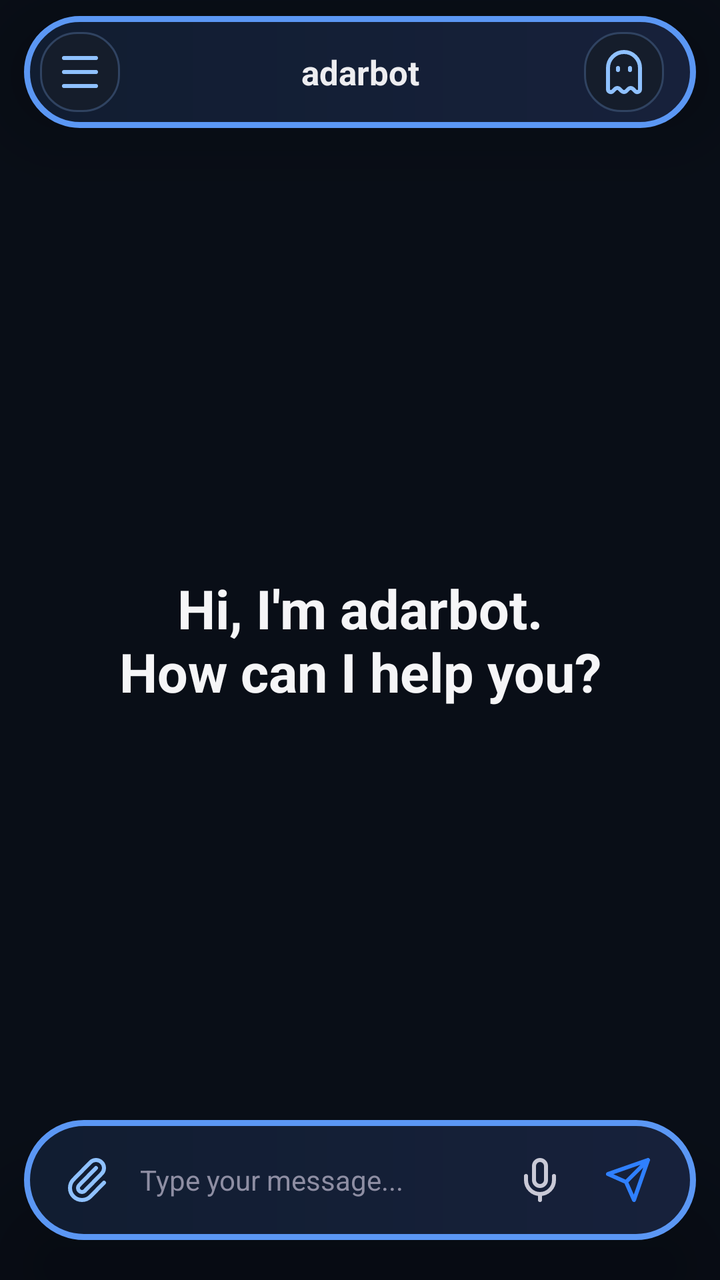
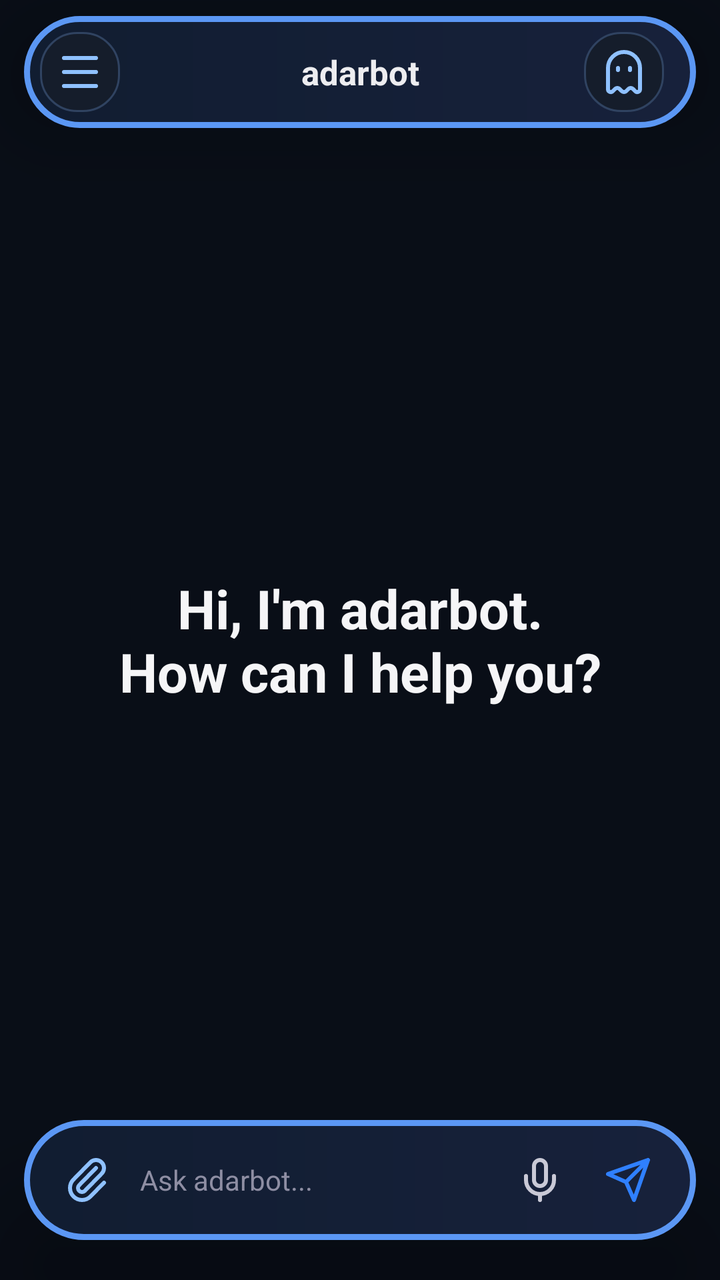

Before-and-after screenshots of an Android layout around one commit, followed by the original layout XML and the change that was made.
<!-- AndroidManifest.xml: activity theme Theme.NemotronVoiceIME -->
<!-- res/layout/activity_chat.xml -->
<?xml version="1.0" encoding="utf-8"?>
<FrameLayout xmlns:android="http://schemas.android.com/apk/res/android"
    android:layout_width="match_parent"
    android:layout_height="match_parent"
    android:background="#090E17">

    <LinearLayout
        android:layout_width="match_parent"
        android:layout_height="match_parent"
        android:orientation="vertical">

    <FrameLayout
        android:layout_width="match_parent"
        android:layout_height="0dp"
        android:layout_weight="1">
        <androidx.recyclerview.widget.RecyclerView
            android:id="@+id/recyclerMessages"
            android:layout_width="match_parent"
            android:layout_height="match_parent"
            android:scrollbars="none"
            android:clipToPadding="false"
            android:paddingTop="92dp"
            android:paddingBottom="112dp" />
        <TextView
            android:id="@+id/welcomeView"
            android:layout_width="match_parent"
            android:layout_height="wrap_content"
            android:layout_gravity="center"
            android:gravity="center"
            android:text="Hi, I'm adarbot.\nHow can I help you?"
            android:textColor="#F5F5F7"
            android:textSize="27sp"
            android:textStyle="bold" />
    </FrameLayout>

    </LinearLayout>

    
    <LinearLayout
        android:layout_width="match_parent"
        android:layout_height="56dp"
        android:layout_gravity="top|center_horizontal"
        android:layout_marginLeft="12dp"
        android:layout_marginTop="8dp"
        android:layout_marginRight="12dp"
        android:background="@drawable/bg_float_bar"
        android:elevation="24dp"
        android:gravity="center_vertical"
        android:orientation="horizontal"
        android:paddingLeft="8dp"
        android:paddingRight="8dp">
        <LinearLayout
            android:layout_width="48dp"
            android:layout_height="40dp"
            android:gravity="center_vertical">
            <ImageButton
                android:id="@+id/btnMenuChat"
                android:layout_width="40dp"
                android:layout_height="40dp"
                android:background="@drawable/bg_chip"
                android:contentDescription="Open chat menu"
                android:padding="8dp"
                android:src="@drawable/ic_menu"
                android:tint="#8FC1FF" />
            <ImageButton
                android:id="@+id/btnBack"
                android:layout_width="40dp"
                android:layout_height="40dp"
                android:background="?attr/selectableItemBackgroundBorderless"
                android:contentDescription="Back"
                android:padding="8dp"
                android:src="@drawable/ic_back"
                android:tint="#EDEDF0"
                android:visibility="gone" />
        </LinearLayout>
        <TextView
            android:id="@+id/convTitle"
            android:layout_width="0dp"
            android:layout_height="match_parent"
            android:layout_weight="1"
            android:ellipsize="end"
            android:gravity="center"
            android:maxLines="1"
            android:text="adarbot"
            android:textColor="#EDEDF0"
            android:textSize="17sp"
            android:textStyle="bold" />
        <LinearLayout
            android:layout_width="48dp"
            android:layout_height="40dp"
            android:gravity="center_vertical">
            <ImageButton
                android:id="@+id/btnIncognitoHome"
                android:layout_width="40dp"
                android:layout_height="40dp"
                android:background="@drawable/bg_chip"
                android:contentDescription="New incognito chat"
                android:padding="9dp"
                android:src="@drawable/ic_ghost"
                android:tint="#8FC1FF" />
            <ImageButton
                android:id="@+id/btnDelete"
                android:layout_width="40dp"
                android:layout_height="40dp"
                android:background="@drawable/bg_chip"
                android:contentDescription="Delete conversation"
                android:padding="10dp"
                android:src="@drawable/ic_trash"
                android:tint="#8FC1FF"
                android:visibility="gone" />
        </LinearLayout>
    </LinearLayout>

    <LinearLayout
        android:id="@+id/chatAttachmentPreview"
        android:layout_width="wrap_content"
        android:layout_height="wrap_content"
        android:layout_gravity="bottom|start"
        android:layout_marginLeft="22dp"
        android:layout_marginBottom="82dp"
        android:orientation="horizontal"
        android:gravity="center_vertical"
        android:padding="6dp"
        android:background="@drawable/bg_assist_preview"
        android:clipToOutline="true"
        android:elevation="24dp"
        android:visibility="gone">
        <ImageView
            android:id="@+id/chatAttachmentImage"
            android:layout_width="72dp"
            android:layout_height="48dp"
            android:background="@drawable/bg_assist_preview"
            android:clipToOutline="true"
            android:contentDescription="Attachment preview"
            android:outlineProvider="background"
            android:scaleType="centerCrop"
            android:visibility="gone" />
        <ImageView
            android:id="@+id/chatFileIcon"
            android:layout_width="32dp"
            android:layout_height="32dp"
            android:layout_marginLeft="6dp"
            android:contentDescription="File icon"
            android:src="@drawable/ic_file"
            android:tint="#8FC1FF"
            android:visibility="gone" />
        <TextView
            android:id="@+id/chatFileName"
            android:layout_width="wrap_content"
            android:layout_height="wrap_content"
            android:layout_marginLeft="8dp"
            android:layout_marginRight="8dp"
            android:ellipsize="end"
            android:maxLines="1"
            android:maxWidth="140dp"
            android:textColor="#EDEDF0"
            android:textSize="13sp"
            android:visibility="gone" />
        <ImageButton
            android:id="@+id/chatAttachmentRemove"
            android:layout_width="28dp"
            android:layout_height="28dp"
            android:background="@drawable/bg_assist_icon"
            android:contentDescription="Remove attachment"
            android:padding="6dp"
            android:src="@drawable/ic_close"
            android:tint="#FFFFFF" />
    </LinearLayout>

    
    <LinearLayout
        android:id="@+id/chatComposer"
        android:layout_width="match_parent"
        android:layout_height="wrap_content"
        android:layout_gravity="bottom"
        android:layout_marginLeft="12dp"
        android:layout_marginRight="12dp"
        android:layout_marginTop="14dp"
        android:layout_marginBottom="20dp"
        android:background="@drawable/bg_float_bar"
        android:elevation="24dp"
        android:translationZ="8dp"
        android:gravity="end"
        android:orientation="vertical"
        android:paddingLeft="12dp"
        android:paddingTop="8dp"
        android:paddingRight="12dp"
        android:paddingBottom="8dp">

        <TextView
            android:id="@+id/modelChip"
            android:layout_width="wrap_content"
            android:layout_height="wrap_content"
            android:layout_marginRight="4dp"
            android:layout_marginBottom="3dp"
            android:background="@drawable/bg_chip"
            android:paddingLeft="12dp"
            android:paddingTop="5dp"
            android:paddingRight="12dp"
            android:paddingBottom="5dp"
            android:text="DeepSeek"
            android:textColor="#C9C9D6"
            android:textSize="12sp"
            android:visibility="gone" />

        <LinearLayout
            android:layout_width="match_parent"
            android:layout_height="wrap_content"
            android:gravity="center_vertical"
            android:orientation="horizontal">

        <ImageButton
            android:id="@+id/btnAttach"
            android:layout_width="40dp"
            android:layout_height="44dp"
            android:background="@android:color/transparent"
            android:contentDescription="Attach"
            android:padding="9dp"
            android:src="@drawable/ic_attach"
            android:tint="#8FC1FF" />

        <EditText
            android:id="@+id/inputField"
            android:layout_width="0dp"
            android:layout_height="wrap_content"
            android:layout_weight="1"
            android:layout_marginLeft="0dp"
            android:layout_marginRight="2dp"
            android:background="@android:color/transparent"
            android:gravity="center_vertical"
            android:hint="Type your message..."
            android:imeOptions="actionSend|flagNoFullscreen"
            android:importantForAutofill="no"
            android:inputType="textMultiLine|textNoSuggestions"
            android:maxLines="6"
            android:paddingLeft="6dp"
            android:paddingRight="6dp"
            android:textColor="#EDEDF0"
            android:textColorHint="#8E8EA3"
            android:textColorHighlight="@color/adarbot_selection"
            android:lineSpacingExtra="4dp"
            android:textSize="14sp" />

        <ImageButton
            android:id="@+id/btnMic"
            android:layout_width="44dp"
            android:layout_height="44dp"
            android:background="@android:color/transparent"
            android:contentDescription="Voice input"
            android:padding="10dp"
            android:src="@drawable/ic_mic"
            android:tint="#C9C9D6" />

        <FrameLayout
            android:layout_width="44dp"
            android:layout_height="44dp">
            <ImageButton
                android:id="@+id/btnSend"
                android:layout_width="match_parent"
                android:layout_height="match_parent"
                android:background="@android:color/transparent"
                android:contentDescription="Send"
                android:padding="10dp"
                android:src="@drawable/ic_send"
                android:tint="#2F80FF" />
        </FrameLayout>
        </LinearLayout>
    </LinearLayout>
</FrameLayout>
<!-- resources referenced by this layout -->
<resources>
  <color name="adarbot_selection">#335B97F4</color>
  <!-- drawable bg_assist_preview (drawable) -->
  <shape xmlns:android="http://schemas.android.com/apk/res/android" android:shape="rectangle">
      <solid android:color="#171B24" />
      <corners android:radius="28dp" />
  </shape>
  <!-- drawable bg_chip (drawable) -->
  <shape xmlns:android="http://schemas.android.com/apk/res/android"
      android:shape="rectangle">
      <solid android:color="#151D2B" />
      <stroke android:width="1dp" android:color="#304361" />
      <corners android:radius="18dp" />
  </shape>
  <!-- drawable bg_float_bar (drawable) -->
  <shape xmlns:android="http://schemas.android.com/apk/res/android" android:shape="rectangle">
      <gradient android:angle="0" android:startColor="#111D31" android:endColor="#17213B" />
      <stroke android:width="3dp" android:color="#5B97F4" />
      <corners android:radius="36dp" />
  </shape>
  <!-- drawable ic_back (drawable) -->
  <vector xmlns:android="http://schemas.android.com/apk/res/android" android:width="24dp" android:height="24dp" android:viewportWidth="24" android:viewportHeight="24">
      <path android:fillColor="#00000000" android:strokeColor="#FFFFFFFF" android:strokeWidth="2" android:strokeLineCap="round" android:strokeLineJoin="round" android:pathData="M12,19L5,12L12,5M19,12L5,12" />
  </vector>
  <!-- drawable ic_close (drawable) -->
  <vector xmlns:android="http://schemas.android.com/apk/res/android" android:width="24dp" android:height="24dp" android:viewportWidth="24" android:viewportHeight="24">
      <path android:fillColor="#00000000" android:strokeColor="#FFFFFFFF" android:strokeWidth="2" android:strokeLineCap="round" android:pathData="M18,6L6,18M6,6L18,18" />
  </vector>
  <!-- drawable ic_menu (drawable) -->
  <vector xmlns:android="http://schemas.android.com/apk/res/android" android:width="24dp" android:height="24dp" android:viewportWidth="24" android:viewportHeight="24">
      <path android:fillColor="#00000000" android:strokeColor="#FFFFFFFF" android:strokeWidth="2" android:strokeLineCap="round" android:pathData="M4,5L20,5M4,12L20,12M4,19L20,19" />
  </vector>
  <!-- drawable ic_mic (drawable) -->
  <vector xmlns:android="http://schemas.android.com/apk/res/android" android:width="24dp" android:height="24dp" android:viewportWidth="24" android:viewportHeight="24">
      <path android:fillColor="#00000000" android:strokeColor="#FFFFFFFF" android:strokeWidth="2" android:strokeLineCap="round" android:strokeLineJoin="round" android:pathData="M12,19L12,22M19,10L19,12A7,7 0,0 1,5,12L5,10M9,5A3,3 0,0 1,15,5L15,12A3,3 0,0 1,9,12Z" />
  </vector>
  <!-- drawable ic_send (drawable) -->
  <vector xmlns:android="http://schemas.android.com/apk/res/android" android:width="24dp" android:height="24dp" android:viewportWidth="24" android:viewportHeight="24">
      <path android:fillColor="#00000000" android:strokeColor="#FFFFFFFF" android:strokeWidth="2" android:strokeLineCap="round" android:strokeLineJoin="round" android:pathData="M22,2L11,13M22,2L15,22L11,13L2,9Z" />
  </vector>
  <style name="Theme.NemotronVoiceIME" parent="Theme.Material3.DayNight.NoActionBar">
          <item name="colorPrimary">@color/accent</item>
          <item name="colorPrimaryVariant">@color/accent_dark</item>
          <item name="colorOnPrimary">@color/text_light</item>
          <item name="colorControlActivated">@color/adarbot_accent</item>
          <item name="android:statusBarColor">@color/bg_primary</item>
      </style>
  <color name="accent">#76B900</color>
  <color name="accent_dark">#5A8C00</color>
  <color name="text_light">#FFFFFF</color>
  <color name="adarbot_accent">#5B97F4</color>
  <color name="bg_primary">#1A1A2E</color>
  <!-- unchanged entries left out for length: 5 -->
</resources>

<!-- the commit's change to res/layout/activity_chat.xml (unified diff, before → after) -->
@@ -228,11 +228,12 @@
             android:layout_marginRight="2dp"
             android:background="@android:color/transparent"
             android:gravity="center_vertical"
-            android:hint="Type your message..."
+            android:hint="Ask adarbot..."
             android:imeOptions="actionSend|flagNoFullscreen"
             android:importantForAutofill="no"
-            android:inputType="textMultiLine|textNoSuggestions"
-            android:maxLines="6"
+            android:inputType="text|textNoSuggestions"
+            android:maxLines="1"
+            android:singleLine="true"
             android:paddingLeft="6dp"
             android:paddingRight="6dp"
             android:textColor="#EDEDF0"
